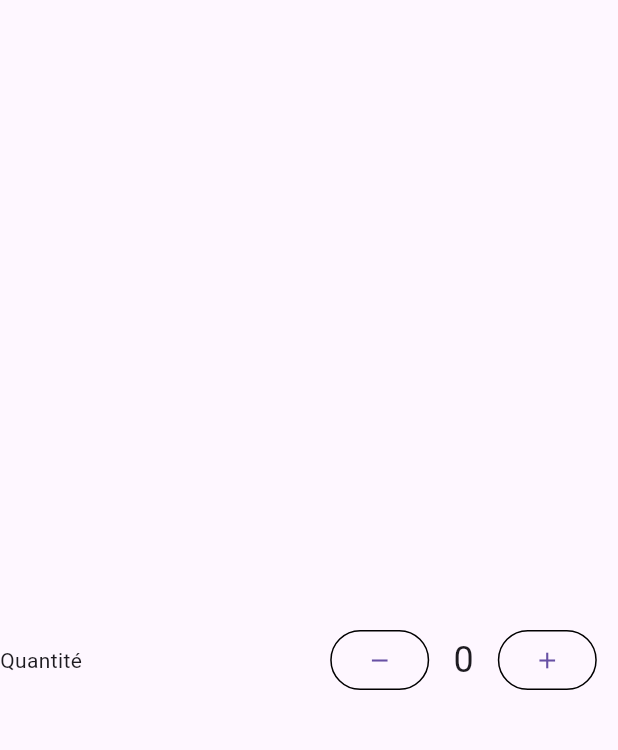
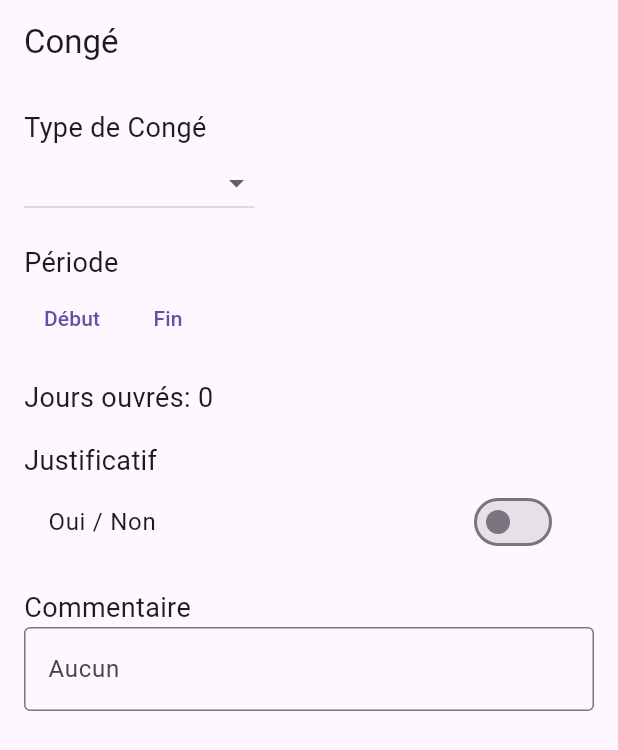
Before and after one commit to kheirdine69/app11, a Flutter app: the screen it shows after launch, on a phone screen of 412 x 824 dp. Shown: the top 750 px of the screen. Run offline on Flutter 3.47's test engine with Material 3 defaults, Android fonts, the phone set to English and light mode, and no system bars.

Commit message:
leave detail page

```diff
--- a/analysis_options.yaml
+++ b/analysis_options.yaml
@@ -7,6 +7,9 @@
 
 # The following line activates a set of recommended lints for Flutter apps,
 # packages, and plugins designed to encourage good coding practices.
+analyzer:
+  errors:
+    depend_on_referenced_packages: ignore
 include: package:flutter_lints/flutter.yaml
 
 linter:
--- /dev/null
+++ b/lib/leave_detail/leave_detail.dart
@@ -0,0 +1,125 @@
+import 'package:flutter/material.dart';
+
+class ExpenseNotePage extends StatefulWidget {
+  @override
+  _ExpenseNotePageState createState() => _ExpenseNotePageState();
+}
+
+class _ExpenseNotePageState extends State<ExpenseNotePage> {
+  String? _selectedLeaveType;
+  DateTime? _startDate;
+  DateTime? _endDate;
+  bool _justificationRequired = false;
+  TextEditingController _commentController = TextEditingController();
+
+  final List<String> _leaveTypes = [
+    'Congé payés',
+    'Congé maladie',
+    'Congé sans solde'
+  ];
+
+  Future<void> _selectDate(BuildContext context, bool isStartDate) async {
+    DateTime? picked = await showDatePicker(
+      context: context,
+      initialDate: DateTime.now(),
+      firstDate: DateTime(2020),
+      lastDate: DateTime(2025),
+    );
+    if (picked != null) {
+      setState(() {
+        if (isStartDate) {
+          _startDate = picked;
+        } else {
+          _endDate = picked;
+        }
+      });
+    }
+  }
+
+  int _calculateWorkingDays() {
+    if (_startDate == null || _endDate == null) return 0;
+    int days = 0;
+    DateTime current = _startDate!;
+    while (current.isBefore(_endDate!) || current.isAtSameMomentAs(_endDate!)) {
+      if (current.weekday != DateTime.saturday && current.weekday != DateTime.sunday) {
+        days++;
+      }
+      current = current.add(Duration(days: 1));
+    }
+    return days;
+  }
+
+  @override
+  Widget build(BuildContext context) {
+    return Scaffold(
+      appBar: AppBar(
+        title: Text('Congé'),
+      ),
+      body: Padding(
+        padding: EdgeInsets.all(16.0),
+        child: Column(
+          crossAxisAlignment: CrossAxisAlignment.start,
+          children: <Widget>[
+            Text('Type de Congé', style: TextStyle(fontSize: 18)),
+            DropdownButton<String>(
+              value: _selectedLeaveType,
+              onChanged: (String? newValue) {
+                setState(() {
+                  _selectedLeaveType = newValue;
+                });
+              },
+              items: _leaveTypes.map<DropdownMenuItem<String>>((String value) {
+                return DropdownMenuItem<String>(
+                  value: value,
+                  child: Text(value),
+                );
+              }).toList(),
+            ),
+            SizedBox(height: 16),
+            Text('Période', style: TextStyle(fontSize: 18)),
+            Row(
+              children: <Widget>[
+                TextButton(
+                  onPressed: () => _selectDate(context, true),
+                  child: Text(_startDate == null
+                      ? 'Début'
+                      : DateFormat('dd-MM-yyyy').format(_startDate!)),
+                ),
+                TextButton(
+                  onPressed: () => _selectDate(context, false),
+                  child: Text(_endDate == null
+                      ? 'Fin'
+                      : DateFormat('dd-MM-yyyy').format(_endDate!)),
+                ),
+              ],
+            ),
+            SizedBox(height: 16),
+            Text('Jours ouvrés: ${_calculateWorkingDays()}', style: TextStyle(fontSize: 18)),
+            SizedBox(height: 16),
+            Text('Justificatif', style: TextStyle(fontSize: 18)),
+            SwitchListTile(
+              title: Text('Oui / Non'),
+              value: _justificationRequired,
+              onChanged: (bool value) {
+                setState(() {
+                  _justificationRequired = value;
+                });
+              },
+            ),
+            SizedBox(height: 16),
+            Text('Commentaire', style: TextStyle(fontSize: 18)),
+            TextField(
+              controller: _commentController,
+              decoration: InputDecoration(
+                border: OutlineInputBorder(),
+                labelText: 'Aucun',
+              ),
+            ),
+          ],
+        ),
+      ),
+    );
+  }
+
+  DateFormat(String s) {}
+}
--- a/lib/main.dart
+++ b/lib/main.dart
@@ -1,82 +1,15 @@
+import 'package:app1/leave_detail/leave_detail.dart';
 import 'package:flutter/material.dart';
 
 void main() {
-  runApp(MaterialApp(
-    home: Scaffold(
-      appBar: AppBar(
-
-
-      ),
-      body: CounterWidget(),
-    ),
-  ));
+  runApp(MyApp());
 }
 
-class CounterWidget extends StatefulWidget {
-  @override
-  _CounterWidgetState createState() => _CounterWidgetState();
-}
-
-class _CounterWidgetState extends State<CounterWidget> {
-  int _counter = 0;
-
-  void _increment() {
-    setState(() {
-      _counter++;
-    });
-  }
-
-  void _decrement() {
-    setState(() {
-      _counter--;
-    });
-  }
-
+class MyApp extends StatelessWidget {
   @override
   Widget build(BuildContext context) {
-    return Center(
-      child: Row(
-        children: <Widget>[
-
-          Expanded(
-            child: Text ('Quantité')),
-
-
-Expanded(child: Row(
-
-  mainAxisAlignment: MainAxisAlignment.center,
-  children: [          OutlinedButton(
-            onPressed: _decrement,
-            child: Icon(Icons.remove),
-            style: OutlinedButton.styleFrom(
-              shape: RoundedRectangleBorder(
-                borderRadius: BorderRadius.circular(35),
-              ),
-              side: BorderSide(color: const Color.fromARGB(255, 0, 0, 0)),
-            ),
-          ),
-          Padding(
-            padding: const EdgeInsets.symmetric(horizontal: 16.0),
-            child: Text(
-              '$_counter',
-              style: TextStyle(fontSize: 24.0),
-            ),
-          ),
-          OutlinedButton(
-            onPressed: _increment,
-            child: Icon(Icons.add),
-            style: OutlinedButton.styleFrom(
-              shape: RoundedRectangleBorder(
-                borderRadius: BorderRadius.circular(35),
-              ),
-              side: BorderSide(color: const Color.fromARGB(255, 0, 0, 0)),
-
-            ),
-          )
-          ],))
-
-        ],
-      ),
+    return MaterialApp(
+      home: ExpenseNotePage(),
     );
   }
 }
```
